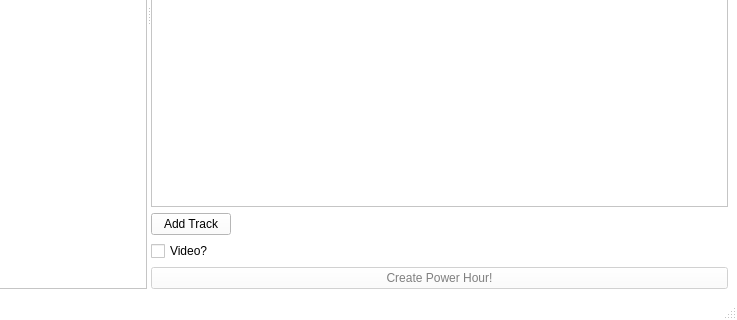
First picture: the form in designer/mainwindow.ui, repository jac241/power_hour_creator, before the edit; both pictures show x 88 to 825 and y 288 to 608 of the 825 by 608 pixel window.
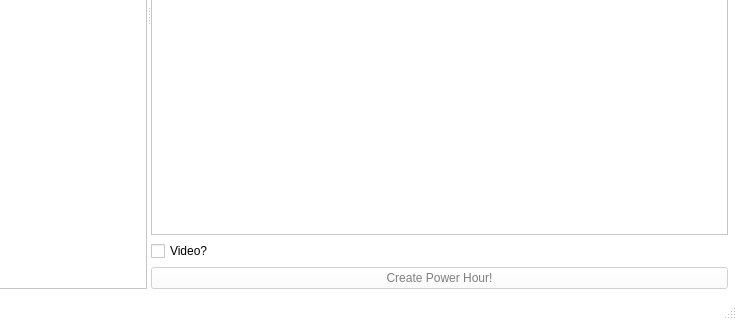
Second picture: the form after the edit. Custom widgets are drawn as their Qt base class.

Commit message:
Adds add track to end option to tracklist menu
Can now add a track to the end of the power hour with the context menu.
This gets rid of the add track button on the main window. This commit
also checks to make sure there are tracks before showing the insert
above, below, and delete options are shown in the context menu.

```diff
--- a/designer/mainwindow.ui
+++ b/designer/mainwindow.ui
@@ -511,30 +511,6 @@
           </property>
          </widget>
         </item>
-        <item>
-         <layout class="QHBoxLayout" name="tracklistControls">
-          <item>
-           <widget class="QPushButton" name="addTrackButton">
-            <property name="text">
-             <string>Add Track</string>
-            </property>
-           </widget>
-          </item>
-          <item>
-           <spacer name="horizontalSpacer">
-            <property name="orientation">
-             <enum>Qt::Horizontal</enum>
-            </property>
-            <property name="sizeHint" stdset="0">
-             <size>
-              <width>40</width>
-              <height>20</height>
-             </size>
-            </property>
-           </spacer>
-          </item>
-         </layout>
-        </item>
         <item>
          <widget class="QCheckBox" name="videoCheckBox">
           <property name="text">
```
The commit also changes 6 other files.
